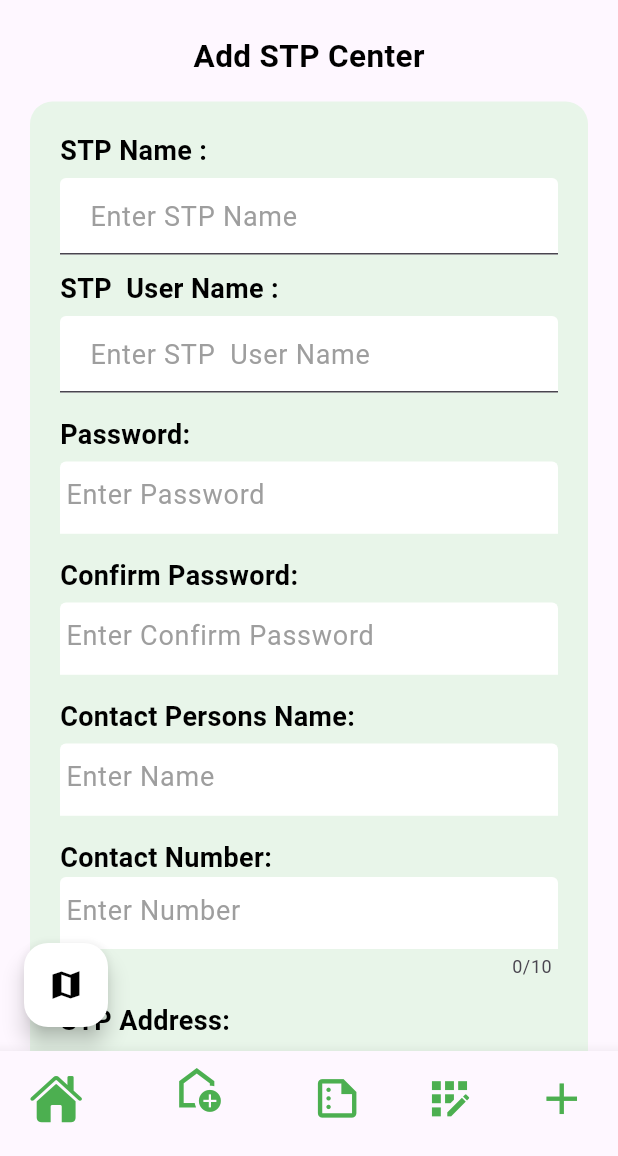
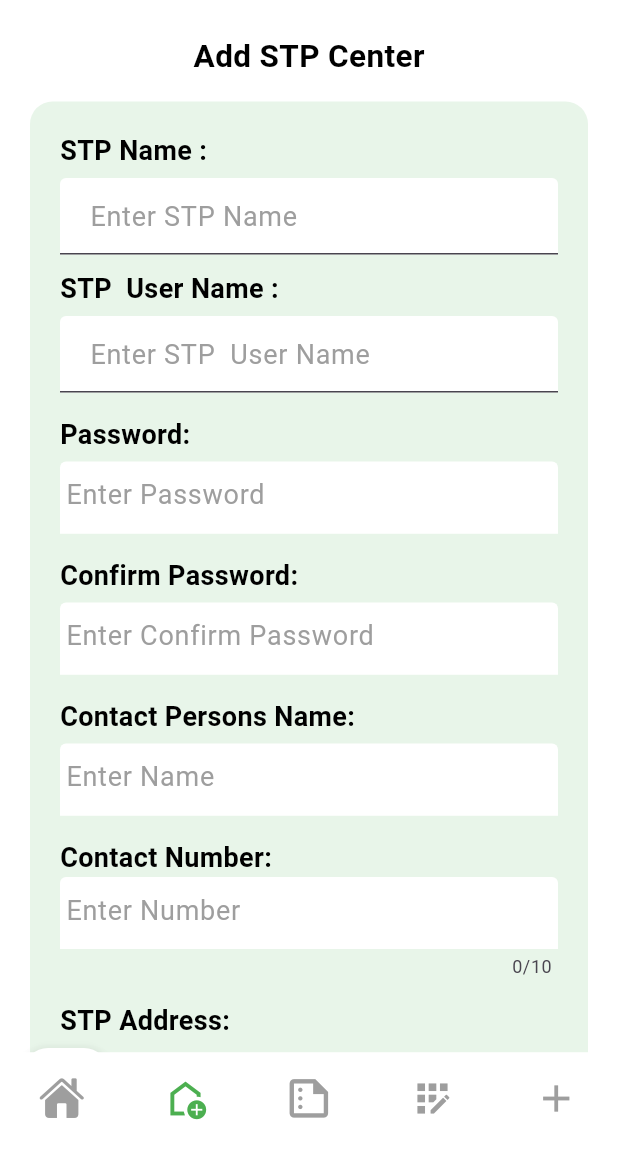
Before and after one commit to avinashsitsolutions/PCMC-STP-APP, a Flutter app: the HomePage screen opened directly, item 2 of the bottom bar chosen, on a phone screen of 412 x 824 dp, the part 80-1236 px from its top. Run offline on Flutter 3.47's test engine with Material 3 defaults, Android fonts, the phone set to English and light mode, and no system bars; our stand-ins replace connectivity_plus, csv, flutter_datetime_picker_plus, flutter_typeahead, font_awesome_flutter, geocoding and 8 more; missing offline and left inert: flutter_phone_direct_caller, flutter_polyline_points, google_maps_flutter_android, google_maps_flutter_ios, google_maps_flutter_platform_interface, in_app_update and 2 more; accounts and stored records are empty; network calls fail.

Commit message:
status bar color issue solved ios & android side

```diff
--- a/lib/pmc/homepage.dart
+++ b/lib/pmc/homepage.dart
@@ -1,5 +1,6 @@
 import 'package:flutter/cupertino.dart';
 import 'package:flutter/material.dart';
+import 'package:flutter/services.dart';
 import 'package:tankerpcmc/pmc/adddepartment.dart';
 import 'package:tankerpcmc/pmc/addstp.dart';
 import 'package:tankerpcmc/pmc/dashboard.dart';
@@ -22,79 +23,58 @@ String RegisteredBuilders = '';
 // ignore: non_constant_identifier_names
 String RegisteredSTPs = '';
 
-// getCounts() async {
-//   var response = await http.get(
-//     Uri.parse("https://pcmcstp.stockcare.co.in/public/api/count"),
-//   );
-//   final Map<String, dynamic> data = jsonDecode(response.body);
-//   return data;
-// }
-
-@override
 class _HomePageState extends State<HomePage> {
   int pageIdx = 0;
-  int currentIdx = 0;
 
-  List Pages = [
+  final List Pages = [
     const Dashboard(),
     const AddStp(),
     const ReportPCMC(),
     const OfficerRegistration(),
     const AddDepartment(),
-    // const ProfilePCMC(),
   ];
 
   @override
-  void initState() {
-    super.initState();
-  }
-
-  @override
   Widget build(BuildContext context) {
-    return SafeArea(
+    return AnnotatedRegion<SystemUiOverlayStyle>(
+      value: const SystemUiOverlayStyle(
+        statusBarColor: Colors.white, // ✅ white status bar
+        statusBarIconBrightness: Brightness.dark, // ✅ Android dark icons
+        statusBarBrightness: Brightness.light, // ✅ iOS dark icons
+      ),
       child: Scaffold(
+        backgroundColor: Colors.white, // ✅ fixes iOS black background issue
+        extendBody: true, // ✅ allows body color to flow under status bar
+        body: Pages[pageIdx],
         bottomNavigationBar: BottomNavigationBar(
-          // context,
-
-          backgroundColor: Colors.white,
-          // controller: controler,
+          backgroundColor: Colors.white, // ✅ no black strip on iOS
+          type: BottomNavigationBarType.fixed,
           currentIndex: pageIdx,
+          selectedItemColor: Colors.green,
+          unselectedItemColor: Colors.grey,
+          showSelectedLabels: false,
+          showUnselectedLabels: false,
           items: [
             const BottomNavigationBarItem(
-                icon: Icon(
-                  CupertinoIcons.house_fill,
-                  size: 35,
-                  color: Colors.green,
-                ),
-                label: ''),
+              icon: Icon(CupertinoIcons.house_fill, size: 30),
+              label: '',
+            ),
             const BottomNavigationBarItem(
-                icon: Icon(
-                  Icons.add_home_outlined,
-                  size: 35,
-                  color: Colors.green,
-                ),
-                label: ''),
+              icon: Icon(Icons.add_home_outlined, size: 30),
+              label: '',
+            ),
             BottomNavigationBarItem(
-                icon: Icon(
-                  Icons.summarize_outlined,
-                  size: Dimensions.height35,
-                  color: Colors.green,
-                ),
-                label: ''),
+              icon: Icon(Icons.summarize_outlined, size: Dimensions.height35),
+              label: '',
+            ),
             const BottomNavigationBarItem(
-                icon: Icon(
-                  Icons.app_registration,
-                  size: 35,
-                  color: Colors.green,
-                ),
-                label: ''),
+              icon: Icon(Icons.app_registration, size: 30),
+              label: '',
+            ),
             const BottomNavigationBarItem(
-                icon: Icon(
-                  Icons.add,
-                  size: 35,
-                  color: Colors.green,
-                ),
-                label: ''),
+              icon: Icon(Icons.add, size: 30),
+              label: '',
+            ),
           ],
           onTap: (idx) {
             setState(() {
@@ -102,7 +82,6 @@ class _HomePageState extends State<HomePage> {
             });
           },
         ),
-        body: Pages[pageIdx],
       ),
     );
   }
```
Also changed, not shown: lib/main.dart (+14 -0 lines), lib/pmc/dashboard.dart (+37 -11 lines).
